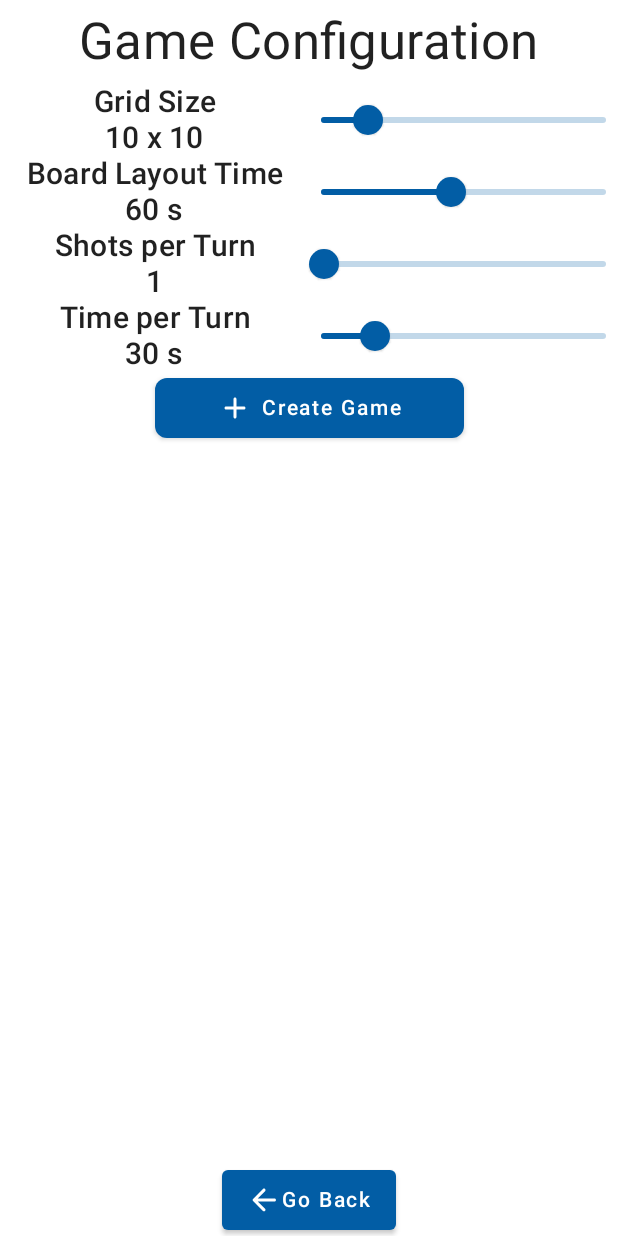
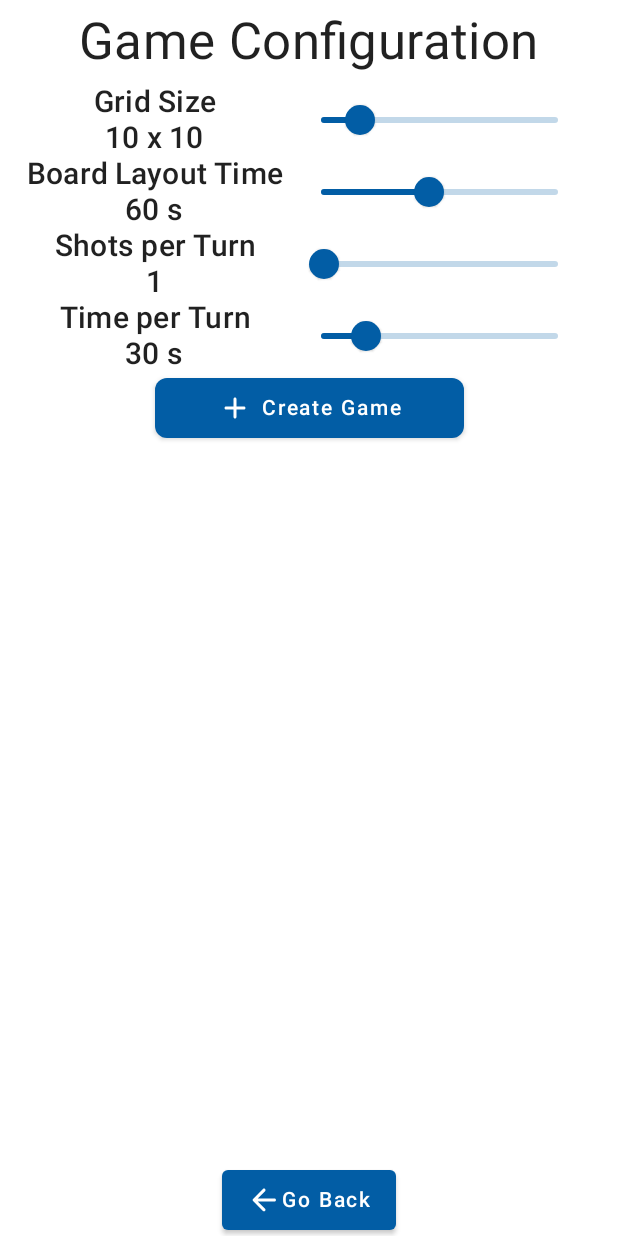
Before and after one commit to bodybuilders-team/battleships-mobile, an Android app built with Jetpack Compose: the composable NewGameScreen shown on its own in the app's theme, after a tap on "Create Game", on a phone screen of 412 x 824 dp. Run offline under Robolectric (Android 15) with nearby library versions, the phone set to English and light mode, and no system bars.

Commit message:
Slider movement fixed (use of roundToInt instead of toInt)

```diff
--- a/app/src/main/kotlin/pt/isel/pdm/battleships/ui/screens/gameplay/GameplayMenuScreen.kt
+++ b/app/src/main/kotlin/pt/isel/pdm/battleships/ui/screens/gameplay/GameplayMenuScreen.kt
@@ -85,6 +85,7 @@ fun GameplayMenuScreen(navController: NavController) {
                 BoardSetupScreen(
                     gameplayNavController,
                     boardSize = it.gridSize,
+                    shipTypes = it.ships,
                     onBoardSetupFinished = { board ->
                         myBoard = board
                         gameplayNavController.navigate("gameplay/game")
--- a/app/src/main/kotlin/pt/isel/pdm/battleships/ui/screens/gameplay/board/BoardIdentifiersView.kt
+++ b/app/src/main/kotlin/pt/isel/pdm/battleships/ui/screens/gameplay/board/BoardIdentifiersWrapperView.kt
@@ -23,7 +23,7 @@ private const val COL_IDENTIFIER_FONT_SIZE_FACTOR = 0.4f
  * @param content the content to be shown
  */
 @Composable
-fun IdentifiersWrapper(
+fun BoardIdentifiersWrapperView(
     boardSize: Int,
     tileSizeFactor: Float = DEFAULT_TILE_SIZE_FACTOR,
     content: @Composable () -> Unit
--- a/app/src/main/kotlin/pt/isel/pdm/battleships/ui/screens/gameplay/board/BoardView.kt
+++ b/app/src/main/kotlin/pt/isel/pdm/battleships/ui/screens/gameplay/board/BoardView.kt
@@ -37,7 +37,7 @@ fun BoardViewWithIdentifiers(
     onTileClicked: ((Coordinate) -> Unit),
     tileSizeFactor: Float = DEFAULT_TILE_SIZE_FACTOR
 ) {
-    IdentifiersWrapper(boardSize = board.size, tileSizeFactor = tileSizeFactor) {
+    BoardIdentifiersWrapperView(boardSize = board.size, tileSizeFactor = tileSizeFactor) {
         BoardView(
             board = board,
             selectedCells = selectedCells,
--- a/app/src/main/kotlin/pt/isel/pdm/battleships/ui/screens/gameplay/newGame/IntSelector.kt
+++ b/app/src/main/kotlin/pt/isel/pdm/battleships/ui/screens/gameplay/newGame/IntSelector.kt
@@ -3,6 +3,7 @@ package pt.isel.pdm.battleships.ui.screens.gameplay.newGame
 import androidx.compose.foundation.layout.Column
 import androidx.compose.foundation.layout.Row
 import androidx.compose.foundation.layout.fillMaxWidth
+import androidx.compose.foundation.layout.padding
 import androidx.compose.material.MaterialTheme
 import androidx.compose.material.Slider
 import androidx.compose.material.Text
@@ -14,8 +15,11 @@ import androidx.compose.runtime.setValue
 import androidx.compose.ui.Alignment
 import androidx.compose.ui.Modifier
 import androidx.compose.ui.text.style.TextAlign
+import androidx.compose.ui.unit.dp
+import kotlin.math.roundToInt
 
 private const val INT_SELECTOR_WIDTH_FACTOR = 0.5f
+private const val SLIDER_RIGHT_PADDING = 32
 
 /**
  * A slider that allows the user to select an integer value.
@@ -56,9 +60,10 @@ fun IntSelector(
         }
 
         Slider(
+            modifier = Modifier.fillMaxWidth().padding(end = SLIDER_RIGHT_PADDING.dp),
             value = currentValue.toFloat(),
             onValueChange = {
-                currentValue = it.toInt()
+                currentValue = it.roundToInt()
                 onValueChange(currentValue)
             },
             valueRange = valueRange.first.toFloat()..valueRange.last.toFloat()
--- a/app/src/main/kotlin/pt/isel/pdm/battleships/ui/screens/gameplay/newGame/NewGameScreen.kt
+++ b/app/src/main/kotlin/pt/isel/pdm/battleships/ui/screens/gameplay/newGame/NewGameScreen.kt
@@ -1,7 +1,9 @@
 package pt.isel.pdm.battleships.ui.screens.gameplay.newGame
 
 import androidx.compose.foundation.layout.Column
+import androidx.compose.foundation.layout.Row
 import androidx.compose.foundation.layout.fillMaxSize
+import androidx.compose.foundation.layout.fillMaxWidth
 import androidx.compose.runtime.Composable
 import androidx.compose.runtime.getValue
 import androidx.compose.runtime.mutableStateOf
@@ -17,6 +19,7 @@ import pt.isel.pdm.battleships.R
 import pt.isel.pdm.battleships.domain.board.Board
 import pt.isel.pdm.battleships.domain.board.Board.Companion.DEFAULT_BOARD_SIZE
 import pt.isel.pdm.battleships.domain.game.GameConfig
+import pt.isel.pdm.battleships.domain.ship.ShipType
 import pt.isel.pdm.battleships.ui.utils.GoBackButton
 import pt.isel.pdm.battleships.ui.utils.MenuButton
 import pt.isel.pdm.battleships.ui.utils.ScreenTitle
@@ -49,6 +52,7 @@ fun NewGameScreen(
     var shotsPerTurn by remember { mutableStateOf(DEFAULT_SHOTS_PER_TURN) }
     var timePerTurn by remember { mutableStateOf(DEFAULT_TIME_PER_TURN) }
     var timeForBoardConfig by remember { mutableStateOf(DEFAULT_TIME_FOR_BOARD_CONFIG) }
+    var ships by remember { mutableStateOf(ShipType.values().toList()) }
 
     Column(
         horizontalAlignment = Alignment.CenterHorizontally,
@@ -91,6 +95,12 @@ fun NewGameScreen(
             onValueChange = { timePerTurn = it }
         )
 
+        Row(
+            Modifier.fillMaxWidth(),
+            verticalAlignment = Alignment.CenterVertically
+        ) {
+        }
+
         MenuButton(
             onClick = {
                 onGameConfigured(
@@ -99,7 +109,7 @@ fun NewGameScreen(
                         shotsPerTurn,
                         timePerTurn,
                         timeForBoardConfig,
-                        emptyList()
+                        ships
                     )
                 )
             },
```
Also changed, not shown: app/src/main/kotlin/pt/isel/pdm/battleships/ui/screens/gameplay/newGame/boardSetup/BoardSetupScreen.kt (+15 -11 lines).
